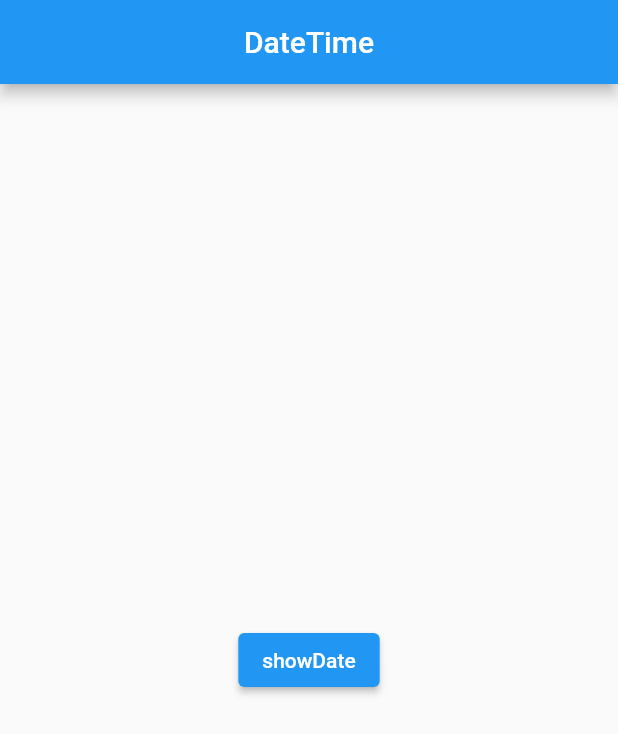
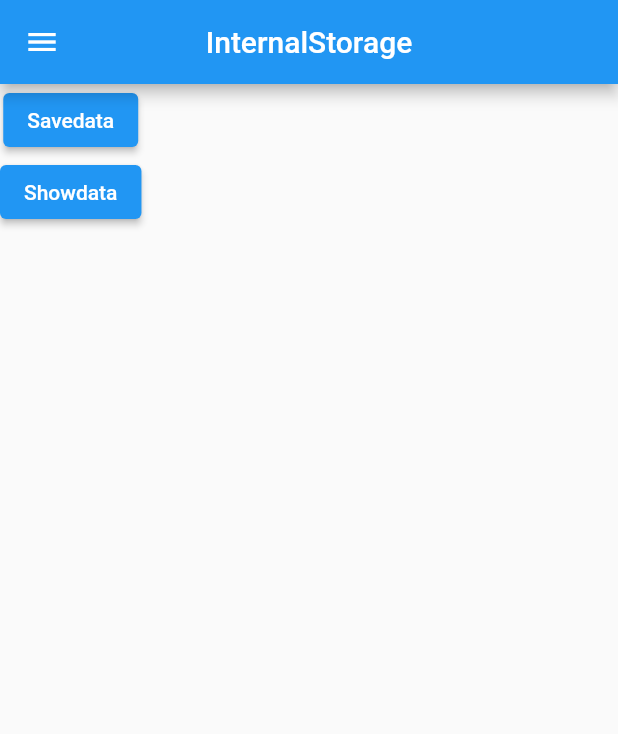
Before and after one commit to mohammadalmomanii/flutter_traning, a Flutter app: the screen it shows after launch, on a phone screen of 412 x 824 dp. Shown: the top 734 px of the screen. Run offline on Flutter 3.47's test engine with Material 2 defaults, Android fonts, the phone set to English and light mode, and no system bars; our stand-ins replace awesome_dialog, dropdown_search, geocoding, geolocator, google_maps_flutter, image_picker and 2 more.

Commit message:
29/11/2021

```diff
--- /dev/null
+++ b/lib/InternalStorage.dart
@@ -0,0 +1,55 @@
+import 'package:flutter/cupertino.dart';
+import 'package:flutter/material.dart';
+import 'package:shared_preferences/shared_preferences.dart';
+
+class InternalStorage extends StatefulWidget {
+  @override
+  State<StatefulWidget> createState() {
+    // TODO: implement createState
+    return InternalStorageState();
+  }
+}
+
+class InternalStorageState extends State<InternalStorage> {
+  late SharedPreferences sharedPreferences;
+
+  InternalStorag() async {
+    sharedPreferences = await SharedPreferences.getInstance();
+
+
+  }
+
+  @override
+  void initState()  {
+    InternalStorag();
+    super.initState();
+  }
+
+  @override
+  Widget build(BuildContext context) {
+    // TODO: implement build
+    return Scaffold(
+      drawer: Drawer(),
+      appBar: AppBar(
+        centerTitle: true,
+        title: Text("InternalStorage"),
+      ),
+      body: Column(
+        children: [
+          ElevatedButton(onPressed: (){
+            sharedPreferences.setString("name", "Mohammad Almomani");
+            sharedPreferences.setString("date", DateTime.now().hour.toString());
+          }, child: Text("Savedata")),
+          ElevatedButton(
+              onPressed: () {
+                print(sharedPreferences.getString("name"));
+                ScaffoldMessenger.of(context).showSnackBar(SnackBar(
+                    content: Text(
+                        "name is : ${sharedPreferences.getString("name")}\n ${sharedPreferences.getString("date")}")));
+              },
+              child: Text("Showdata"))
+        ],
+      ),
+    );
+  }
+}
--- a/lib/main.dart
+++ b/lib/main.dart
@@ -3,6 +3,7 @@ import 'package:tap_bar_flutter/AwesomeDialog.dart';
 import 'package:tap_bar_flutter/BottomNavigationBar.dart';
 import 'package:tap_bar_flutter/BottomSheet.dart';
 import 'package:tap_bar_flutter/DateTime.dart';
+import 'package:tap_bar_flutter/InternalStorage.dart';
 import 'package:tap_bar_flutter/Navigator.dart';
 import 'package:tap_bar_flutter/PageView.dart';
 import 'package:tap_bar_flutter/Scroll.dart';
@@ -25,7 +26,7 @@ class MyApp extends StatelessWidget {
   @override
   Widget build(BuildContext context) {
     MaterialApp app = MaterialApp(
-      home: DateTime1(),
+      home: InternalStorage(),
       debugShowCheckedModeBanner: false,
       routes: {
         "TapBar": (context) => TapBar(),
--- a/pubspec.yaml
+++ b/pubspec.yaml
@@ -40,6 +40,9 @@ dependencies:
   geocoding: ^2.0.1
   google_maps_flutter: ^2.1.1
   jiffy: ^4.1.0
+  image_picker: ^0.8.4+4
+  http: ^0.13.4
+  shared_preferences: ^2.0.9
 
 dev_dependencies:
   flutter_native_splash: ^1.3.1
```
Also changed, not shown: lib/Model.dart (added, +29 -0 lines), lib/httpApi.dart (added, +91 -0 lines), lib/openCamera.dart (+41 -6 lines), pubspec.lock, 1 other file.
